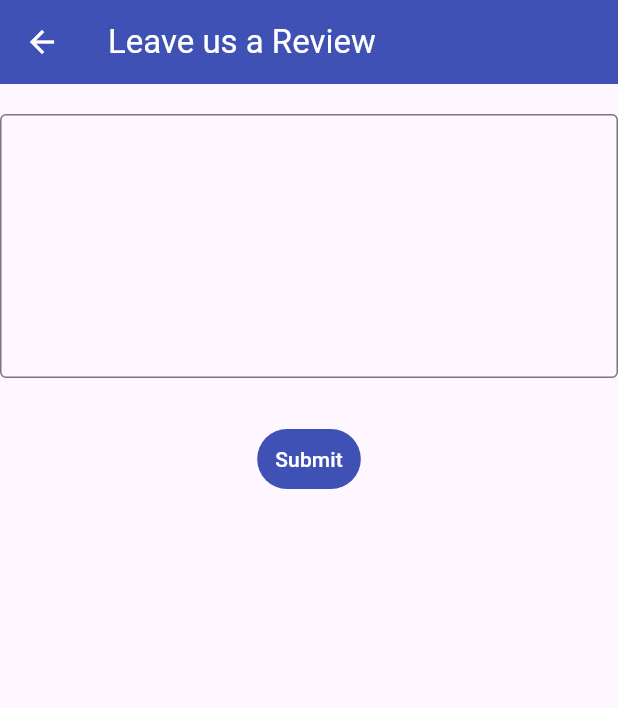
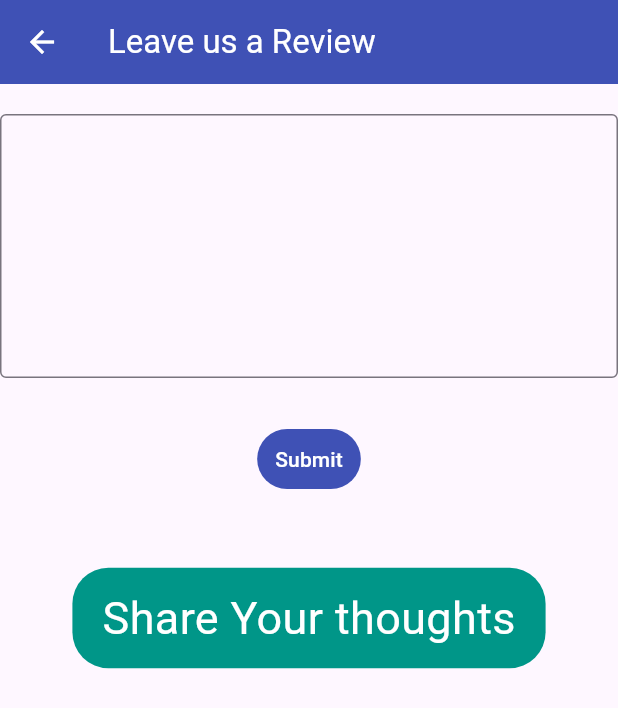
Before and after one commit to hazziii/hazifanasir, a Flutter app: the ReviewPage screen opened directly, after a tap on "Submit", on a phone screen of 412 x 824 dp. Shown: the top 708 px of the screen. Run offline on Flutter 3.47's test engine with Material 3 defaults, Android fonts, the light colour scheme and no system bars; our stand-ins replace animated_text_kit, clay_containers, firebase_auth, firebase_core, firebase_database, flutter_spinkit and 4 more; missing offline and left inert: google_ml_kit, translator; accounts and stored records are empty.

Commit message:
changed the main page image and added review function using firebase

```diff
--- a/lib/pages/review.dart
+++ b/lib/pages/review.dart
@@ -1,21 +1,45 @@
+import 'package:firebase_auth/firebase_auth.dart';
+import 'package:firebase_database/firebase_database.dart';
 import 'package:flutter/material.dart';
+import 'package:fluttertoast/fluttertoast.dart';
 
 class ReviewPage extends StatelessWidget {
-  const ReviewPage({super.key});
+  ReviewPage({super.key});
+
+  getId() {
+    final User? user = FirebaseAuth.instance.currentUser;
+    final uid = user?.uid;
+    return uid;
+  }
+
+  void saveReview(String inputData) {
+    String uid = getId();
+
+    final databaseRef = FirebaseDatabase.instance.ref(uid).child(inputData);
+    databaseRef.update({'review': inputData});
+    print('Added to history ' + inputData);
+  }
+
+  final InputController = TextEditingController();
 
   @override
   Widget build(BuildContext context) {
     return Scaffold(
-      appBar: AppBar(iconTheme: IconThemeData(color: Colors.white),
-
+      appBar: AppBar(
+        iconTheme: IconThemeData(color: Colors.white),
         backgroundColor: Colors.indigo,
-        title: Text('Leave us a Review',style: TextStyle(color: Colors.white),),
+        title: Text(
+          'Leave us a Review',
+          style: TextStyle(color: Colors.white),
+        ),
       ),
-      body: SafeArea(bottom: true,
+      body: SafeArea(
+        bottom: true,
         child: Column(
           children: [
             SizedBox(height: 20),
             TextField(
+              controller: InputController,
               maxLines: 6,
               style: TextStyle(color: Colors.indigo),
               decoration: InputDecoration(
@@ -34,9 +58,26 @@ class ReviewPage extends StatelessWidget {
                   ),
                 ),
                 onPressed: () {
-                  Navigator.of(context).push(MaterialPageRoute(
-                    builder: (context) => ReviewPage(),
-                  ));
+                  if (InputController.text.trim().isNotEmpty) {
+                    saveReview(InputController.text.toString().trim());
+                    Fluttertoast.showToast(
+                        msg: "Thanks for your feedback",
+                        toastLength: Toast.LENGTH_SHORT,
+                        gravity: ToastGravity.CENTER,
+                        timeInSecForIosWeb: 8,
+                        backgroundColor: Colors.teal,
+                        textColor: Colors.white,
+                        fontSize: 30.0);
+                  } else {
+                    Fluttertoast.showToast(
+                        msg: "Share Your thoughts",
+                        toastLength: Toast.LENGTH_SHORT,
+                        gravity: ToastGravity.CENTER,
+                        timeInSecForIosWeb: 8,
+                        backgroundColor: Colors.teal,
+                        textColor: Colors.white,
+                        fontSize: 30.0);
+                  }
                 },
                 child: Text(
                   'Submit',
@@ -44,7 +85,6 @@ class ReviewPage extends StatelessWidget {
                 ))
           ],
         ),
-
       ),
     );
   }
```
Also changed, not shown: lib/pages/home_page.dart (+26 -16 lines), assets/bg.png (added).
